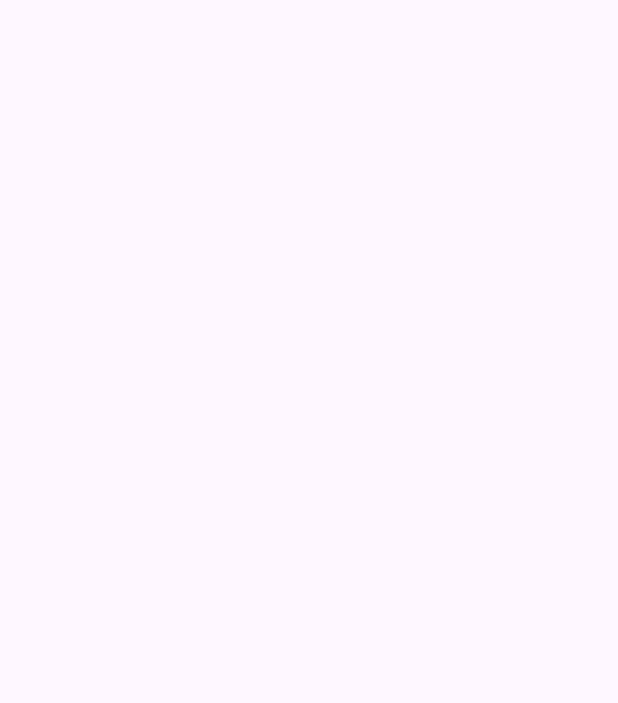
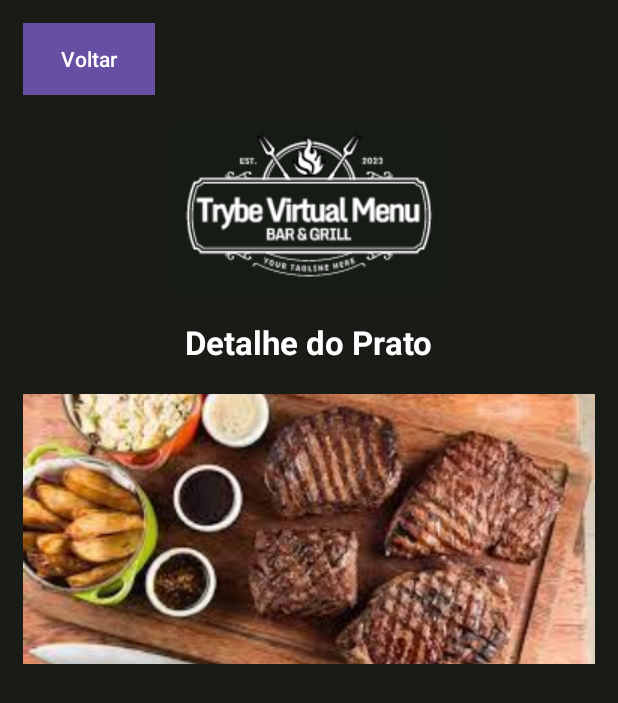
Before and after one commit to JyojiTenguam/project-trybe-virtual-menu, an Android app: the MenuItemDetailActivity screen opened directly, with no data from a screen before it, on a phone screen of 412 x 824 dp. Before the commit the part shown is empty. Shown: the top 703 px of the screen. Run offline under Robolectric (Android 15) with nearby library versions, the phone set to English and light mode, and no system bars.

Commit message:
'Resolvendo requisito 02 de Project Trybe Virtual Menu'

```diff
--- a/app/src/main/res/layout/activity_menu_item_detail.xml
+++ b/app/src/main/res/layout/activity_menu_item_detail.xml
@@ -6,4 +6,84 @@
     android:layout_width="match_parent"
     android:layout_height="match_parent">
 
+    <ScrollView
+        android:id="@+id/detail_scroll_view"
+        android:layout_width="match_parent"
+        android:layout_height="match_parent"
+        android:background="@color/primary">
+
+        <LinearLayout
+            android:id="@+id/detail_linear_container"
+            android:layout_width="match_parent"
+            android:layout_height="wrap_content"
+            android:orientation="vertical"
+            android:padding="15dp">
+
+            <com.google.android.material.button.MaterialButton
+                android:id="@+id/detail_back"
+                android:layout_width="wrap_content"
+                android:layout_height="wrap_content"
+                android:background="@color/secondary"
+                android:icon="@drawable/arrow_back"
+                android:iconTint="@android:color/white"
+                android:text="@string/back"
+                android:textColor="@color/white" />
+
+            <com.google.android.material.imageview.ShapeableImageView
+                android:id="@+id/detail_logo"
+                android:layout_width="wrap_content"
+                android:layout_height="wrap_content"
+                android:layout_gravity="center_horizontal"
+                android:layout_marginTop="20dp"
+                android:layout_marginBottom="20dp"
+                android:src="@drawable/logo" />
+
+            <com.google.android.material.textview.MaterialTextView
+                android:id="@+id/detail_title"
+                android:layout_width="wrap_content"
+                android:layout_height="wrap_content"
+                android:layout_gravity="center"
+                android:layout_marginBottom="20dp"
+                android:text="Detalhe do Prato"
+                android:textColor="@color/white"
+                android:textSize="22sp"
+                android:textStyle="bold" />
+
+            <com.google.android.material.imageview.ShapeableImageView
+                android:id="@+id/detail_image"
+                android:layout_width="match_parent"
+                android:layout_height="180dp"
+                android:layout_marginBottom="10dp"
+                android:scaleType="centerCrop"
+                android:src="@drawable/prato_01" />
+
+            <com.google.android.material.textview.MaterialTextView
+                android:id="@+id/detail_name"
+                android:layout_width="match_parent"
+                android:layout_height="wrap_content"
+                android:textAlignment="center"
+                android:textColor="@color/white"
+                android:textSize="18sp"
+                android:textStyle="bold" />
+
+            <com.google.android.material.textview.MaterialTextView
+                android:id="@+id/detail_description"
+                android:layout_width="match_parent"
+                android:layout_height="wrap_content"
+                android:layout_marginBottom="10dp"
+                android:textAlignment="center"
+                android:textColor="@color/gray"
+                android:textSize="18sp" />
+
+            <com.google.android.material.textview.MaterialTextView
+                android:id="@+id/detail_price"
+                android:layout_width="match_parent"
+                android:layout_height="wrap_content"
+                android:layout_marginBottom="10dp"
+                android:gravity="start"
+                android:textColor="@color/Tertiary"
+                android:textSize="18sp" />
+        </LinearLayout>
+    </ScrollView>
+
 </androidx.constraintlayout.widget.ConstraintLayout>
```
